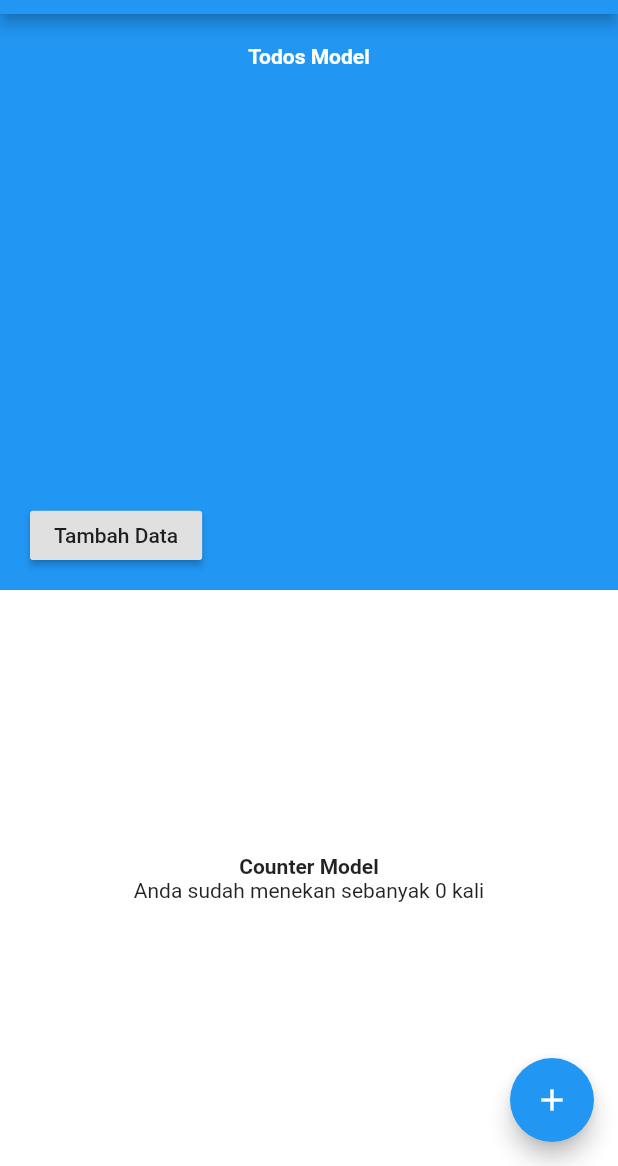
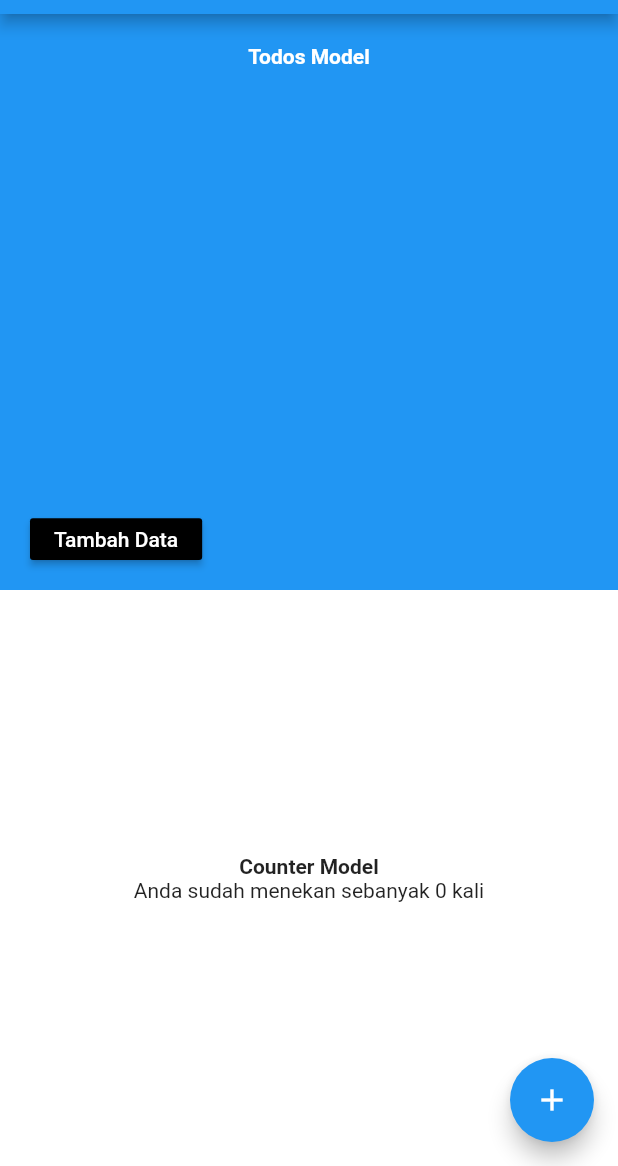
Before and after one commit to UADACID/flutter-scoped-model, a Flutter app: the screen it shows after launch, on a phone screen of 412 x 824 dp, the part 70-1236 px from its top. Run offline on Flutter 3.47's test engine with Material 2 defaults, Android fonts, the phone set to English and light mode, and no system bars.

Commit message:
update UI

```diff
--- a/lib/main.dart
+++ b/lib/main.dart
@@ -100,14 +100,18 @@ class Todos extends StatelessWidget {
                   ),
                 ),
                 Expanded(
+                  child: Container(
+                    margin: const EdgeInsets.only(top: 5.0),
                     child: Row(
                       mainAxisAlignment: MainAxisAlignment.spaceBetween,
                       children: <Widget>[
                         RaisedButton(
+                          color: Colors.black,
                           onPressed: () {
                             model.addTodoItem();
                           },
-                        child: Text('Tambah Data'),
+                          child: Text('Tambah Data',
+                              style: TextStyle(color: Colors.white)),
                         ),
                         model.todosItems.length == 0
                             ? Text('')
@@ -118,6 +122,7 @@ class Todos extends StatelessWidget {
                                 child: Text('Bersihkan Data'),
                               )
                       ],
+                    ),
                   ),
                 )
               ],
```
Lines whose indentation alone changed are shown as unchanged.
